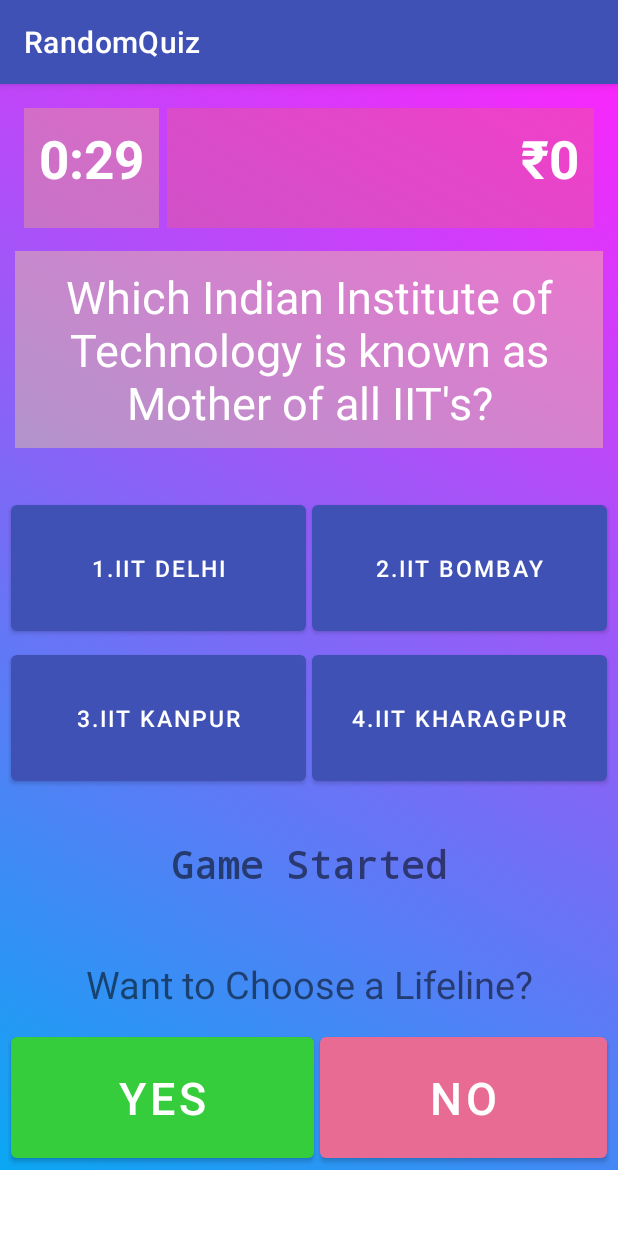
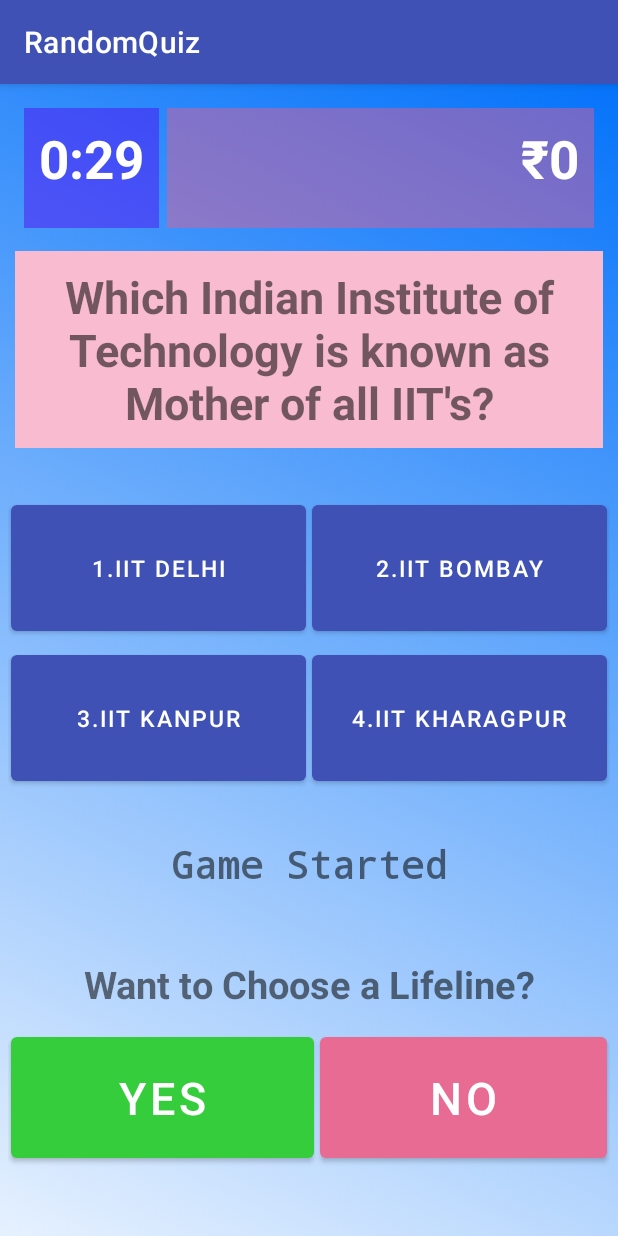
Before and after one commit to droidbg/Random_KBC_Quiz, an Android app: the screen it shows after launch (MainActivity), after a tap on "GO!", on a phone screen of 412 x 824 dp. Run offline under Robolectric (Android 15) with nearby library versions, the phone set to English and light mode, and no system bars.

```diff
--- a/app/src/main/java/com/binni/randomquiz/MainActivity.java
+++ b/app/src/main/java/com/binni/randomquiz/MainActivity.java
@@ -8,6 +8,7 @@ import android.os.Bundle;
 import android.os.CountDownTimer;
 import android.view.View;
 import android.widget.Button;
+import android.widget.LinearLayout;
 import android.widget.TextView;
 import android.widget.Toast;
 
@@ -28,6 +29,7 @@ public class MainActivity extends AppCompatActivity {
     TextView gamelabelTextView;
     TextView timerTextView;
     TextView lifelineYesNotextView;
+    LinearLayout lifelineLayout;
     ConstraintLayout gameLayout;
     CountDownTimer countDownTimer=null;
 
@@ -39,57 +41,25 @@ public class MainActivity extends AppCompatActivity {
     int randIndex;
     long money[];
     int moneyIndex;
+    boolean doubleDipOn;
     final String RupeeSign="₹";
-    boolean gameWin;
+    boolean gameWin,gameOver;
+    int CorrectIndex;
 
     Random rand=new Random();
-   public void startBackgroundAnimate(){
-        ConstraintLayout constraintLayout = findViewById(R.id.conslayout);
-        AnimationDrawable animationDrawable = (AnimationDrawable) constraintLayout.getBackground();
-        animationDrawable.setEnterFadeDuration(2000);
-        animationDrawable.setExitFadeDuration(4000);
-        animationDrawable.start();
-    }
-    @Override
-    protected void onCreate(Bundle savedInstanceState) {
-        super.onCreate(savedInstanceState);
-        setContentView(R.layout.activity_main);
-
-        startBackgroundAnimate();
-
-
-        button0=findViewById(R.id.button0);
-        button1=findViewById(R.id.button1);
-        button2=findViewById(R.id.button2);
-        button3=findViewById(R.id.button3);
-        goButton=findViewById(R.id.goButton);
-        yesButton=findViewById(R.id.yesButton);
-        noButton=findViewById(R.id.noButton);
-        gameLayout=findViewById(R.id.gameLayout);
-        timerTextView=findViewById(R.id.timerTextView);
-        scoreTextView=findViewById(R.id.scoreTextView);
-        gamelabelTextView=findViewById(R.id.gamelabelTextView);
-        questionTextView=findViewById(R.id.questionTextView);
-        lifelineYesNotextView=findViewById(R.id.lifelineYesNotextView);
-        gameLayout.setVisibility(View.INVISIBLE);
-        goButton.setVisibility(View.VISIBLE);
-
-
-    }
-    public void start(View view)
-    {
-        goButton.setVisibility(View.INVISIBLE);
-        gameLayout.setVisibility(View.VISIBLE);
-        initializeGame();
-        questionGenerate();
-    }
-
     public void initializeGame(){
         nooflifeline=3;
+        gameOver=false;
         moneyIndex=0;
+        doubleDipOn=false;
         gameWin=false;
         countDownTimer=null;
         gamelabelTextView.setText("Game Started");
+        button0.setClickable(true);
+        button1.setClickable(true);
+        button2.setClickable(true);
+        button3.setClickable(true);
+
         questions= new String[]
                 {
                         "What is the full form of URL?",
@@ -132,9 +102,54 @@ public class MainActivity extends AppCompatActivity {
         answers =new int[]
                 {2,4,3,2,1,1,1,3,4,2,2,1,1,2,2};
         money=new long[]{1000,2000,3000,5000,10000,20000,40000,80000,160000,320000,640000,1250000,2500000,5000000,10000000};
-}
+    }
+
+    public void startBackgroundAnimate(){
+        ConstraintLayout constraintLayout = findViewById(R.id.conslayout);
+        AnimationDrawable animationDrawable = (AnimationDrawable) constraintLayout.getBackground();
+        animationDrawable.setEnterFadeDuration(2000);
+        animationDrawable.setExitFadeDuration(4000);
+        animationDrawable.start();
+    }
+    @Override
+    protected void onCreate(Bundle savedInstanceState) {
+        super.onCreate(savedInstanceState);
+        setContentView(R.layout.activity_main);
+
+        startBackgroundAnimate();
+
+
+        button0=findViewById(R.id.button0);
+        button1=findViewById(R.id.button1);
+        button2=findViewById(R.id.button2);
+        button3=findViewById(R.id.button3);
+        goButton=findViewById(R.id.goButton);
+        yesButton=findViewById(R.id.yesButton);
+        noButton=findViewById(R.id.noButton);
+        gameLayout=findViewById(R.id.gameLayout);
+        lifelineLayout=findViewById(R.id.lifelineLayout);
+        timerTextView=findViewById(R.id.timerTextView);
+        scoreTextView=findViewById(R.id.scoreTextView);
+        gamelabelTextView=findViewById(R.id.gamelabelTextView);
+        questionTextView=findViewById(R.id.questionTextView);
+        lifelineYesNotextView=findViewById(R.id.lifelineYesNotextView);
+        gameLayout.setVisibility(View.INVISIBLE);
+        goButton.setVisibility(View.VISIBLE);
+        lifelineLayout.setVisibility(View.INVISIBLE);
+
+
+    }
+    public void start(View view)
+    {
+        goButton.setVisibility(View.INVISIBLE);
+        gameLayout.setVisibility(View.VISIBLE);
+        initializeGame();
+        questionGenerate();
+    }
+
 
     public void questionGenerate(){
+        buttoninit();
         cancelTimer();
     randIndex= rand.nextInt(15);
     while(questions[randIndex].equals(" ")){
@@ -178,7 +193,7 @@ public class MainActivity extends AppCompatActivity {
                 @Override
                 public void onTick(long millisUntilFinished) {
                     updateTimer((int)millisUntilFinished/1000);
-
+//                    timerTextView.setText("0:"+String.valueOf(millisUntilFinished/1000));
                 }
 
                 @Override
@@ -208,7 +223,8 @@ public class MainActivity extends AppCompatActivity {
 
     public void chooseAnswer(View view) {
         int chosenIndex=Integer.parseInt(view.getTag().toString());
-        if((answers[randIndex]-1)==chosenIndex){
+        CorrectIndex=answers[randIndex]-1;
+        if(CorrectIndex==chosenIndex){
             gamelabelTextView.setText("Correct Answer!!\n"+"Congratulations You have won "+RupeeSign+money[moneyIndex]);
 //            Toast.makeText(this, "Correct Answer!!\n"+"Congratulations You have won "+RupeeSign+money[moneyIndex], Toast.LENGTH_SHORT).show();
             scoreTextView.setText(RupeeSign+""+money[moneyIndex]);
@@ -217,13 +233,21 @@ public class MainActivity extends AppCompatActivity {
             if(moneyIndex<=14)
             questionGenerate();
             else{
-                gamelabelTextView.setText("WON THE GAME, THIS MONEY IS ALL YOURS!!");
+                gamelabelTextView.setText("You are a real Champ,\n Congrats for Winning.\nTHIS MONEY IS ALL YOURS!!");
                 gameWin=true;
                 finishGame();
             }
         }
         else{
-            gamelabelTextView.setText("Incorrect Answer!!\n Want to Use a Lifeline??");
+            gamelabelTextView.setText("Incorrect Answer!!");
+            if(doubleDipOn)
+            {
+                doubleDipOn=false;
+
+            }
+            else {
+                finishGame();
+            }
            // Toast.makeText(this, "Incorrect Answer!!\n Want to Use a Lifeline??", Toast.LENGTH_SHORT).show();
 
         }
@@ -234,8 +258,10 @@ public void cancelTimer(){
         countDownTimer.cancel();
 }
     private void finishGame() {
-        if(gameWin!=true)
-        gamelabelTextView.setText("Game Over!!\nYou are OUT");
+        if(gameWin!=true) {
+            gameOver=true;
+            gamelabelTextView.setText("Game Over!!\nYou are OUT");
+        }
         cancelTimer();
         button0.setClickable(false);
         button1.setClickable(false);
@@ -245,27 +271,90 @@ public void cancelTimer(){
     }
 
     public void lifelineYesNo(View view) {
+        if(gameOver)
+            return;
        if(view.getTag().toString().equals("no")){
-           Toast.makeText(this, "Okay Smarty!!", Toast.LENGTH_SHORT).show();
+               Toast.makeText(this, "Okay Smarty!!", Toast.LENGTH_SHORT).show();
+           lifelineLayout.setVisibility(View.INVISIBLE);
+
            if(nooflifeline>0) {
-               Toast.makeText(this, "You Still have " + nooflifeline + " Lifelines Remaining", Toast.LENGTH_SHORT).show();
-
-           }
+                   Toast.makeText(this, "You Still have " + nooflifeline + " Lifelines Remaining", Toast.LENGTH_SHORT).show();
+               }
        }
-       else{
-           if(nooflifeline<=0)
+       else{ //if click on yes button
+           if(nooflifeline<=0) //no lifeline left
            {
+               gamelabelTextView.setText("NO Lifeline Left\nJust make a guess if you have Some guts..");
                Toast.makeText(this, "Sorry!! No LifeLine Remaining.\n", Toast.LENGTH_SHORT).show();
            }
-           else {
+           else { //lifelines is there
 
-//               lifelineYesNotextView.setVisibility(view.INVISIBLE);
-//               yesButton.setVisibility(view.INVISIBLE);
-//               noButton.setVisibility(view.INVISIBLE);
+               lifelineLayout.setVisibility(View.VISIBLE);
+
 
            }
        }
     }
 
 
+    public void lifelineSelect(View view) {
+    view.setVisibility(View.INVISIBLE);
+    view.setClickable(false);
+        int tagVal=Integer.parseInt(view.getTag().toString());
+        switch (tagVal)
+        {
+            case 0://Flip The Question
+                Toast.makeText(this, "Flipping the Question", Toast.LENGTH_SHORT).show();
+                questionGenerate();
+                break;
+            case 1://50:50
+//                CorrectIndex
+                int rind=rand.nextInt(4);
+                while(rind==CorrectIndex)
+                {
+                    rind=rand.nextInt(4);
+                }
+                hideIndex(rind);
+                hideIndex(CorrectIndex);
+
+                break;
+            case 2:
+                //Double Dip
+                doubleDipOn=true;
+                break;
+        }
+        nooflifeline--;
+        lifelineLayout.setVisibility(View.INVISIBLE);
+        }
+
+    private void hideIndex(int i) {
+        switch (i)
+        {
+            case 0:
+                button0.setVisibility(View.INVISIBLE);
+                break;
+            case 1:
+                button1.setVisibility(View.INVISIBLE);
+                break;
+            case 2:
+                button2.setVisibility(View.INVISIBLE);
+                break;
+            case 3:
+                button3.setVisibility(View.INVISIBLE);
+                break;
+        }
+
+    }
+    void buttoninit(){
+        button0.setVisibility(View.VISIBLE);
+        button1.setVisibility(View.VISIBLE);
+        button2.setVisibility(View.VISIBLE);
+        button3.setVisibility(View.VISIBLE);
+        button0.setClickable(true);
+        button1.setClickable(true);
+        button2.setClickable(true);
+        button3.setClickable(true);
+
+    }
+
 }
--- a/app/src/main/res/drawable/gradient_2.xml
+++ b/app/src/main/res/drawable/gradient_2.xml
@@ -1,7 +1,12 @@
 <?xml version="1.0" encoding="utf-8"?>
 <shape xmlns:android="http://schemas.android.com/apk/res/android">
+
     <gradient
         android:angle="135"
-        android:endColor="#43b4ef"
-        android:startColor="#32ff3f" />
+        android:endColor="#ffffff"
+        android:startColor="#EA3427" />
 </shape>
+    <!--    <gradient-->
+    <!--        android:angle="135"-->
+    <!--        android:endColor="#43b4ef"-->
+    <!--        android:startColor="#32ff3f" />-->
--- a/app/src/main/res/drawable/gradient_3.xml
+++ b/app/src/main/res/drawable/gradient_3.xml
@@ -1,7 +1,12 @@
 <?xml version="1.0" encoding="utf-8"?>
 <shape xmlns:android="http://schemas.android.com/apk/res/android">
+
     <gradient
         android:angle="45"
-        android:endColor="#E8F911FB"
-        android:startColor="#0AA7F3" />
+        android:endColor="#0573FA"
+        android:startColor="#ffffff" />
 </shape>
+    <!--    <gradient-->
+    <!--        android:angle="45"-->
+    <!--        android:endColor="#E8F911FB"-->
+    <!--        android:startColor="#0AA7F3" />-->
--- a/app/src/main/res/layout/activity_main.xml
+++ b/app/src/main/res/layout/activity_main.xml
@@ -22,7 +22,7 @@
         android:text="@string/go"
         android:textSize="60sp"
         android:visibility="invisible"
-        app:backgroundTint="#8BC34A"
+        app:backgroundTint="#F48FB1"
         app:layout_constraintBottom_toBottomOf="parent"
         app:layout_constraintEnd_toEndOf="parent"
         app:layout_constraintStart_toStartOf="parent"
@@ -58,7 +58,7 @@
             android:layout_marginStart="16dp"
             android:textColor="@color/white"
             android:layout_marginTop="16dp"
-            android:background="#52FFBE5E"
+            android:background="#725500EF"
             android:padding="10dp"
             android:text="0:00"
             android:textSize="35sp"
@@ -167,11 +167,11 @@
             android:layout_marginStart="10dp"
             android:layout_marginTop="15dp"
             android:layout_marginEnd="10dp"
-            android:textColor="@color/white"
-            android:background="#60FFE082"
+            android:background="#F8BBD0"
             android:fontFamily="sans-serif"
             android:gravity="center"
             android:padding="10dp"
+            android:textStyle="bold"
             android:text="Question......"
             android:textSize="30sp"
             app:layout_constraintEnd_toEndOf="parent"
@@ -189,9 +189,12 @@
             android:layout_marginEnd="5dp"
             android:gravity="center"
             android:text="Want to Choose a Lifeline?"
+            android:textStyle="bold"
             app:layout_constraintEnd_toEndOf="parent"
             app:layout_constraintStart_toStartOf="parent"
             app:layout_constraintTop_toBottomOf="@+id/gamelabelTextView" />
+
+
 
         <LinearLayout
             android:id="@+id/lifelineOptionsLinearLayout"
@@ -231,6 +234,60 @@
                 app:backgroundTint="#E86B94" />
 
         </LinearLayout>
+        <LinearLayout
+          android:id="@+id/lifelineLayout"
+            android:layout_width="match_parent"
+            android:layout_height="150dp"
+            android:layout_weight="1"
+            android:orientation="horizontal"
+            android:layout_marginLeft="5dp"
+            android:layout_marginRight="5dp"
+            app:layout_constraintEnd_toEndOf="parent"
+            app:layout_constraintStart_toStartOf="parent"
+            app:layout_constraintTop_toBottomOf="@id/lifelineOptionsLinearLayout"
+            >
+
+            <Button
+                android:id="@+id/lifeline1"
+                android:layout_width="match_parent"
+                android:layout_height="match_parent"
+                android:layout_margin="2dp"
+                android:layout_weight="1"
+                android:onClick="lifelineSelect"
+                android:padding="20dp"
+                android:tag="0"
+                android:text="Flip The Question"
+                android:textSize="20sp"
+                android:textAllCaps="false"
+                app:backgroundTint="#FFAB91" />
+            <Button
+                android:id="@+id/lifeline2"
+                android:layout_width="match_parent"
+                android:layout_height="match_parent"
+                android:layout_margin="2dp"
+                android:layout_weight="1"
+                android:onClick="lifelineSelect"
+                android:padding="20dp"
+                android:tag="1"
+                android:text="50:50"
+                android:textAllCaps="false"
+                android:textSize="20sp"
+                app:backgroundTint="#FFCC80" />
+            <Button
+                android:id="@+id/lifeline3"
+                android:layout_width="match_parent"
+                android:layout_height="match_parent"
+                android:layout_margin="2dp"
+                android:layout_weight="1"
+                android:onClick="lifelineSelect"
+                android:padding="20dp"
+                android:tag="2"
+                android:text="Double Dip"
+                android:textAllCaps="false"
+                android:textSize="20sp"
+                app:backgroundTint="#80DEEA" />
+
+        </LinearLayout>
     </androidx.constraintlayout.widget.ConstraintLayout>
 
 
```
